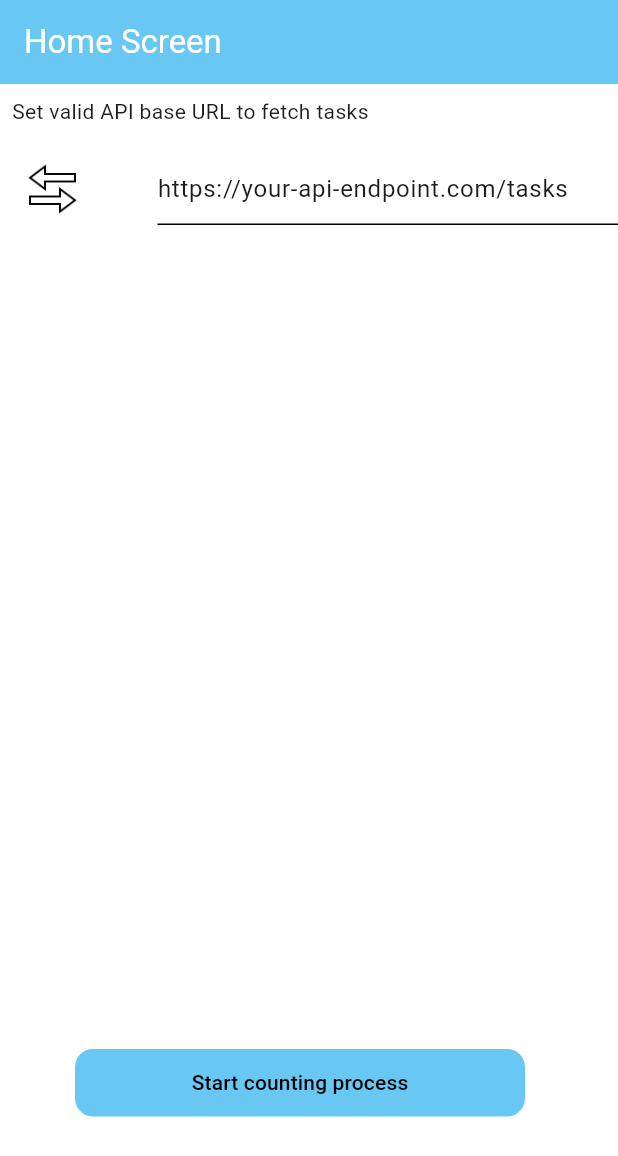
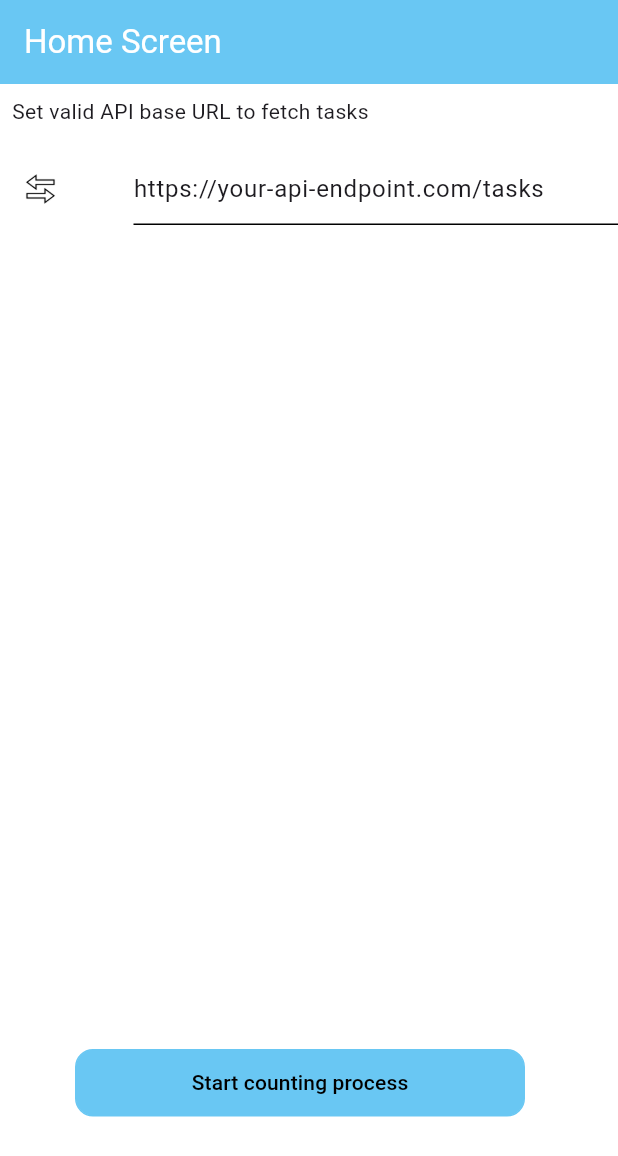
Before and after one commit to IgorGreb/testA-, a Flutter app: the screen it shows after launch, on a phone screen of 412 x 824 dp. Shown: the top 1156 px of the screen. Run offline on Flutter 3.47's test engine with Material 3 defaults, Android fonts, the phone set to English and light mode, and no system bars.

Commit message:
change textfield image size

```diff
--- a/lib/pages/homa_page/home_screen.dart
+++ b/lib/pages/homa_page/home_screen.dart
@@ -86,8 +86,8 @@ class _HomeScreenState extends State<HomeScreen> {
                 ),
                 Image.asset(
                   AppImage.arrowImage,
-                  height: Constants.fortyUnits,
-                  width: Constants.fortyUnits,
+                  height: Constants.twentyForUnits,
+                  width: Constants.twentyForUnits,
                 ),
                 const SizedBox(
                   width: Constants.sizedBoxFifty,
```
